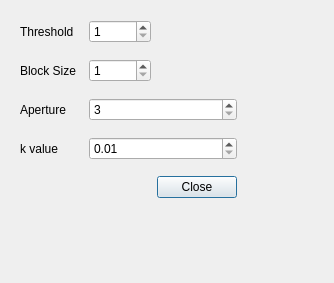
ai-bites/ocvGUI, file Dialogs/harrisdialog.ui: the form before one commit.
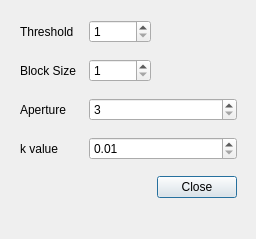
The form after the commit.

Diff of the .ui file:
```diff
--- a/Dialogs/harrisdialog.ui
+++ b/Dialogs/harrisdialog.ui
@@ -6,8 +6,8 @@
    <rect>
     <x>0</x>
     <y>0</y>
-    <width>334</width>
-    <height>283</height>
+    <width>256</width>
+    <height>239</height>
    </rect>
   </property>
   <property name="windowTitle">
```
